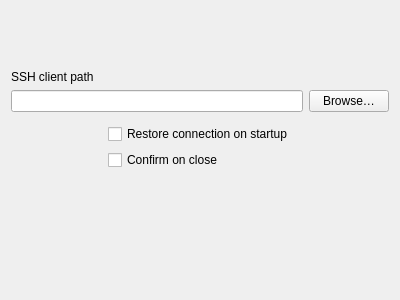
This is src/PreferencesGeneral.ui in uranusjr/Qelly as Qt 5 draws it before an edit. The edited form follows.
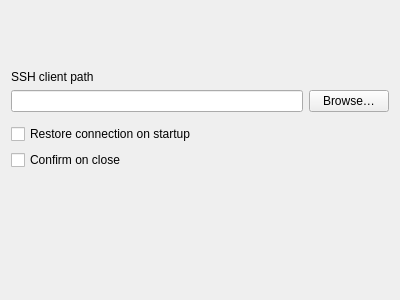
This is the edited form.

Commit message:
Fix crashing when SSH client path is not valid
Show a warning message box instead.

Diff of the .ui file:
```diff
--- a/src/PreferencesGeneral.ui
+++ b/src/PreferencesGeneral.ui
@@ -63,14 +63,7 @@
    <item>
     <layout class="QGridLayout" name="gridLayout">
      <item row="0" column="1">
-      <widget class="QCheckBox" name="restoreOnStartupChecker">
-       <property name="text">
-        <string>Restore connection on startup</string>
-       </property>
-      </widget>
-     </item>
-     <item row="0" column="0">
-      <spacer name="horizontalSpacer">
+      <spacer name="horizontalSpacer_2">
        <property name="orientation">
         <enum>Qt::Horizontal</enum>
        </property>
@@ -82,25 +75,19 @@
        </property>
       </spacer>
      </item>
-     <item row="1" column="1">
+     <item row="1" column="0">
       <widget class="QCheckBox" name="confirmCloseChecker">
        <property name="text">
         <string>Confirm on close</string>
        </property>
       </widget>
      </item>
-     <item row="0" column="2">
-      <spacer name="horizontalSpacer_2">
-       <property name="orientation">
-        <enum>Qt::Horizontal</enum>
+     <item row="0" column="0">
+      <widget class="QCheckBox" name="restoreOnStartupChecker">
+       <property name="text">
+        <string>Restore connection on startup</string>
        </property>
-       <property name="sizeHint" stdset="0">
-        <size>
-         <width>40</width>
-         <height>20</height>
-        </size>
-       </property>
-      </spacer>
+      </widget>
      </item>
     </layout>
    </item>
```
The commit also changes 2 other files.
